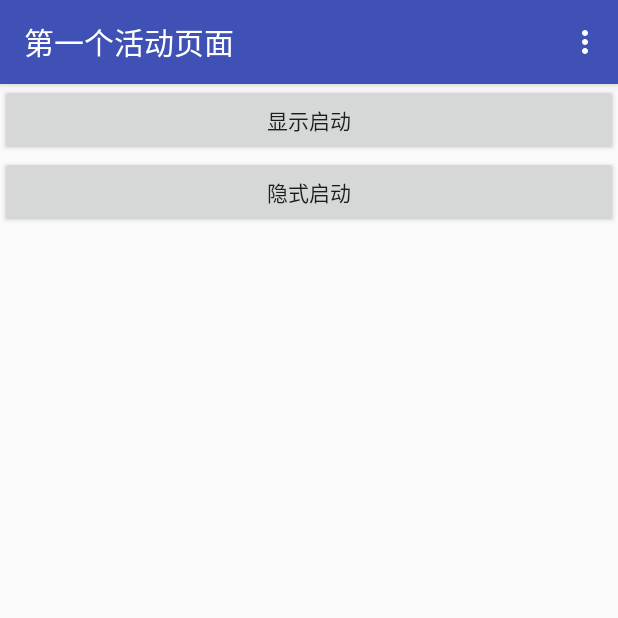
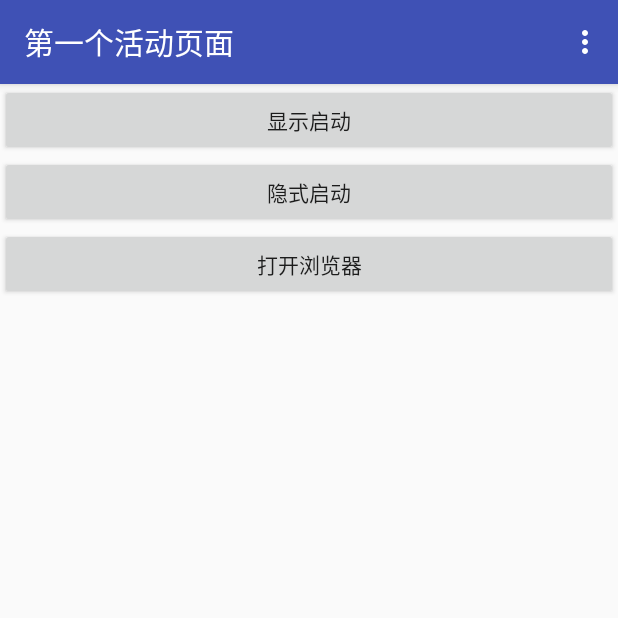
Before and after one commit to a-wander/Android_FLC, an Android app: the screen it shows after launch (FirstActivity), on a phone screen of 412 x 824 dp, the top half of it. Run offline under Robolectric (Android 15) with nearby library versions, the phone set to English and light mode, and no system bars.

Commit message:
activity响应http协议

```diff
--- a/ActivityTest/app/src/main/java/com/zhangyong/activitytest/FirstActivity.java
+++ b/ActivityTest/app/src/main/java/com/zhangyong/activitytest/FirstActivity.java
@@ -1,6 +1,7 @@
 package com.zhangyong.activitytest;
 
 import android.content.Intent;
+import android.net.Uri;
 import android.support.v7.app.AppCompatActivity;
 import android.os.Bundle;
 import android.view.Menu;
@@ -37,6 +38,16 @@ public class FirstActivity extends AppCompatActivity {
                 startActivity(intent);
             }
         });
+
+        Button btn3 = (Button) findViewById(R.id.button_4);
+        btn3.setOnClickListener(new View.OnClickListener(){
+            @Override
+            public void onClick(View view) {
+                Intent intent = new Intent(Intent.ACTION_VIEW);
+                intent.setData(Uri.parse("http://www.baidu.com"));
+                startActivity(intent);
+            }
+        });
     }
 
     @Override
--- a/ActivityTest/app/src/main/res/layout/first_layout.xml
+++ b/ActivityTest/app/src/main/res/layout/first_layout.xml
@@ -8,10 +8,17 @@
         android:layout_width="match_parent"
         android:layout_height="wrap_content"
         android:text="显示启动"/>
+
     <Button
         android:id="@+id/button_3"
         android:layout_width="match_parent"
         android:layout_height="wrap_content"
         android:text="隐式启动"/>
 
+    <Button
+        android:id="@+id/button_4"
+        android:layout_width="match_parent"
+        android:layout_height="wrap_content"
+        android:text="打开浏览器" />
+
 </LinearLayout>
```
Also changed, not shown: ActivityTest/app/src/main/AndroidManifest.xml (+14 -4 lines), ActivityTest/app/src/main/java/com/zhangyong/activitytest/ThirdActivity.java (added, +13 -0 lines), ActivityTest/app/src/main/res/layout/third_layout.xml (added, +16 -0 lines).
